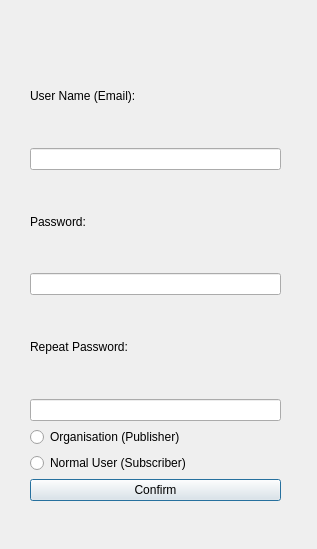
First picture: the form in qt/qtmqtt/examples/mqtt/subscriptions/registrationmenu.ui, repository FSBY668/Program, before the edit.
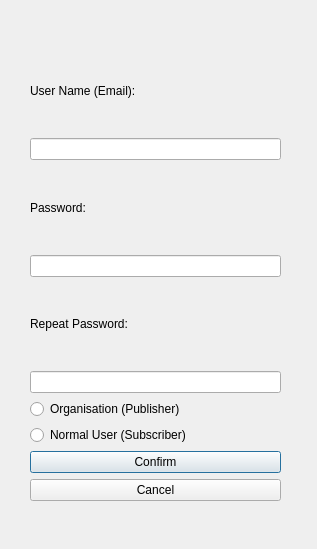
Second picture: the form after the edit.

```diff
--- a/qt/qtmqtt/examples/mqtt/subscriptions/registrationmenu.ui
+++ b/qt/qtmqtt/examples/mqtt/subscriptions/registrationmenu.ui
@@ -13,7 +13,7 @@
   <property name="windowTitle">
    <string>Dialog</string>
   </property>
-  <widget class="QWidget" name="">
+  <widget class="QWidget" name="layoutWidget">
    <property name="geometry">
     <rect>
      <x>30</x>
@@ -47,7 +47,11 @@
        </widget>
       </item>
       <item>
-       <widget class="QLineEdit" name="lineEdit_Password"/>
+       <widget class="QLineEdit" name="lineEdit_Password">
+        <property name="echoMode">
+         <enum>QLineEdit::Password</enum>
+        </property>
+       </widget>
       </item>
      </layout>
     </item>
@@ -61,7 +65,11 @@
        </widget>
       </item>
       <item>
-       <widget class="QLineEdit" name="lineEdit_Repeat_Password"/>
+       <widget class="QLineEdit" name="lineEdit_Repeat_Password">
+        <property name="echoMode">
+         <enum>QLineEdit::Password</enum>
+        </property>
+       </widget>
       </item>
      </layout>
     </item>
@@ -90,6 +98,13 @@
       </property>
      </widget>
     </item>
+    <item>
+     <widget class="QPushButton" name="pushButton_Cancel">
+      <property name="text">
+       <string>Cancel</string>
+      </property>
+     </widget>
+    </item>
    </layout>
   </widget>
  </widget>
```
